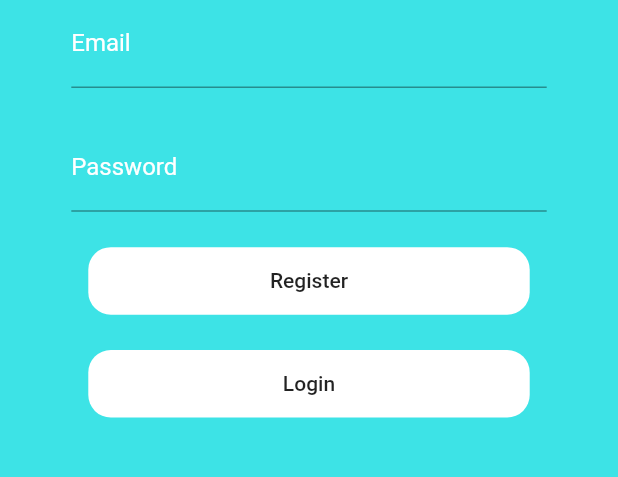
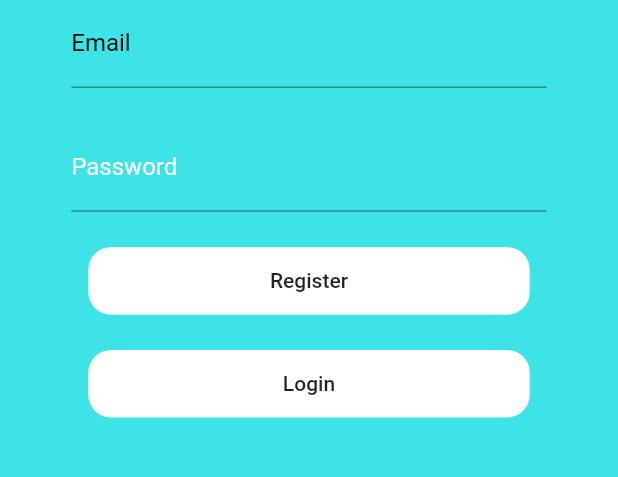
Before and after one commit to Tense-Turtles/MedProdigy-app, a Flutter app: the screen it shows after launch, on a phone screen of 412 x 824 dp, the part 438-915 px from its top. Run offline on Flutter 3.47's test engine with Material 2 defaults, Android fonts, the phone set to English and light mode, and no system bars; our stand-ins replace cloud_firestore, firebase_auth, firebase_core; accounts and stored records are empty.

Commit message:
changed the styling

```diff
--- a/lib/ui/authentication.dart
+++ b/lib/ui/authentication.dart
@@ -41,7 +41,7 @@ class _AuthenticationState extends State<Authentication> {
             Container(
               width: MediaQuery.of(context).size.width / 1.3,
               child: TextFormField(
-                style: TextStyle(color: Colors.white),
+                style: TextStyle(color: Color.fromARGB(255, 0, 0, 0)),
                 controller: _emailField,
                 decoration: InputDecoration(
                   hintText: "something@email.com",
@@ -50,7 +50,7 @@ class _AuthenticationState extends State<Authentication> {
                   ),
                   labelText: "Email",
                   labelStyle: TextStyle(
-                    color: Colors.white,
+                    color: Color.fromARGB(255, 0, 0, 0),
                   ),
                 ),
               ),
```
